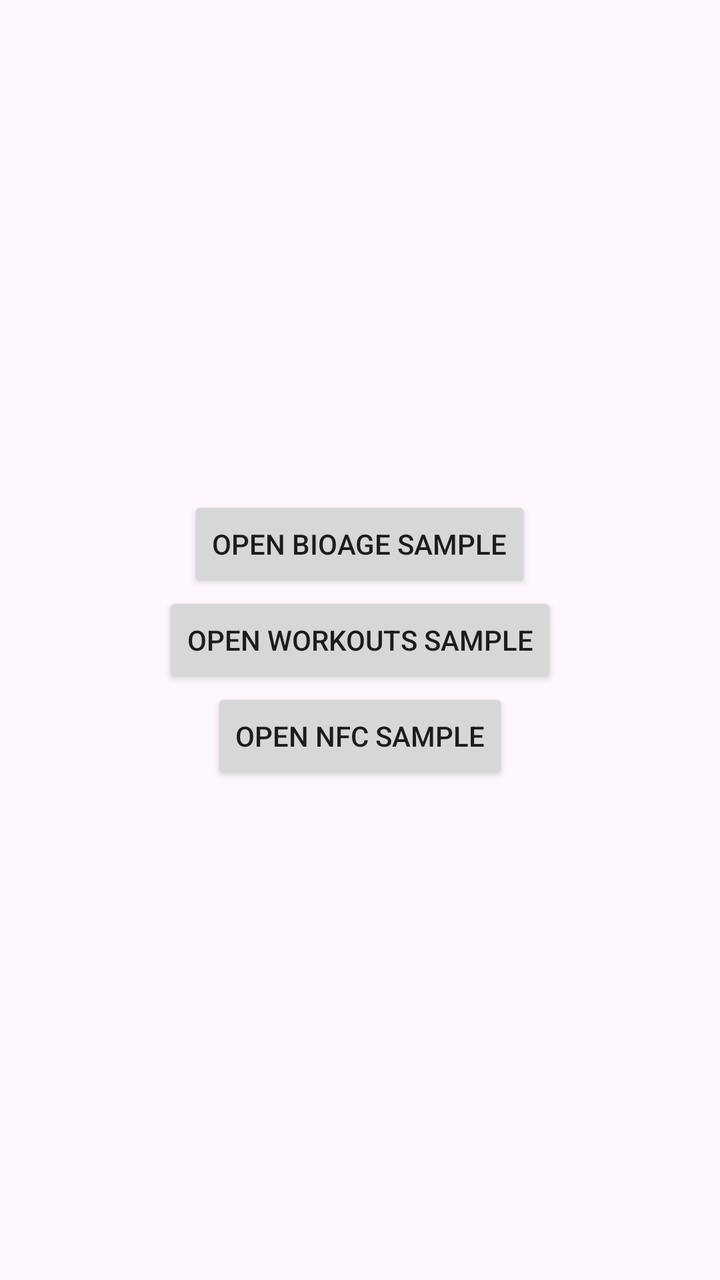
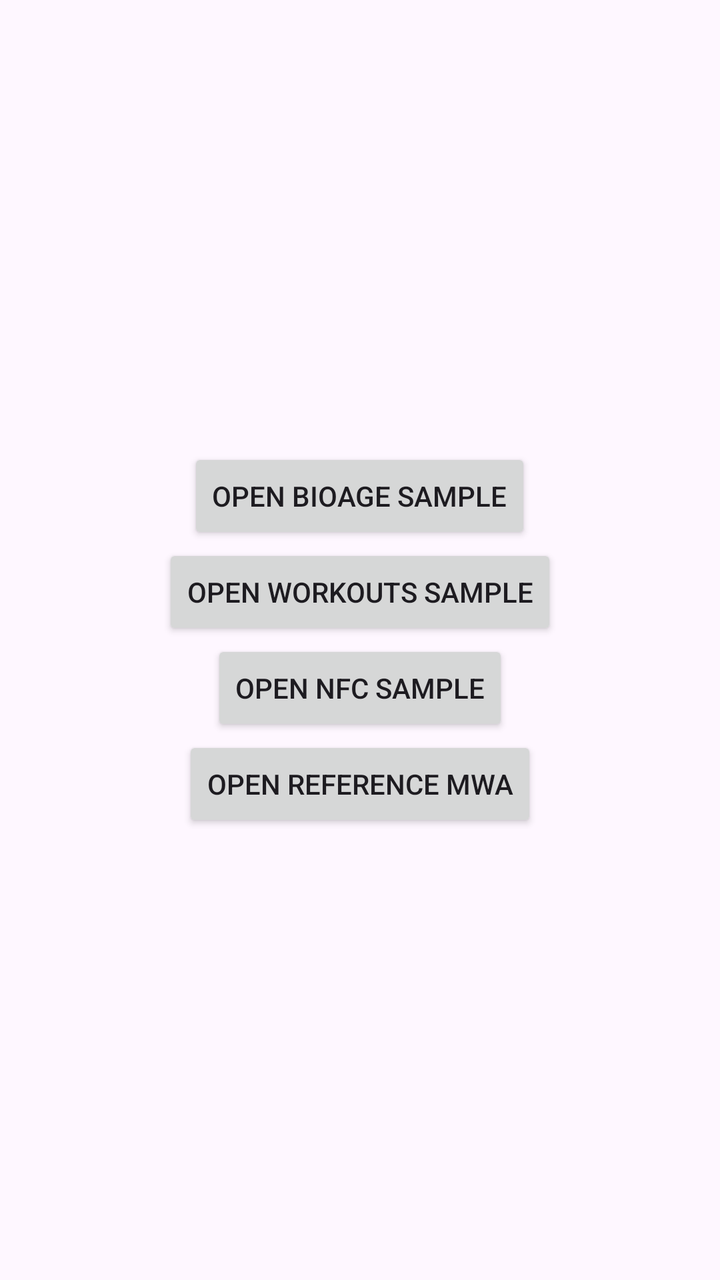

Compare the two renders of this Android layout. The source of the first and the diff that turns it into the second are given below.
<!-- AndroidManifest.xml: application theme Theme.MyApplication -->
<!-- res/layout/main_activity.xml -->
<?xml version="1.0" encoding="utf-8"?>
<LinearLayout xmlns:android="http://schemas.android.com/apk/res/android"
    android:layout_width="match_parent"
    android:layout_height="match_parent"
    android:orientation="vertical"
    android:gravity="center">

    <Button
        android:id="@+id/btnOpenBioage"
        android:layout_width="wrap_content"
        android:layout_height="wrap_content"
        android:text="Open Bioage Sample" />

    <Button
        android:id="@+id/btnOpenWorkouts"
        android:layout_width="wrap_content"
        android:layout_height="wrap_content"
        android:text="Open Workouts Sample" />

    <Button
        android:id="@+id/btnOpenNfc"
        android:layout_width="wrap_content"
        android:layout_height="wrap_content"
        android:text="Open NFC Sample" />
</LinearLayout>
<!-- resources referenced by this layout -->
<resources>
  <style name="Theme.MyApplication" parent="Theme.AppCompat.DayNight.NoActionBar" />
</resources>

<!-- the commit's change to res/layout/main_activity.xml (unified diff, before → after) -->
@@ -22,4 +22,10 @@
         android:layout_width="wrap_content"
         android:layout_height="wrap_content"
         android:text="Open NFC Sample" />
+
+    <Button
+        android:id="@+id/btnOpenReference"
+        android:layout_width="wrap_content"
+        android:layout_height="wrap_content"
+        android:text="Open Reference MWA" />
 </LinearLayout>
